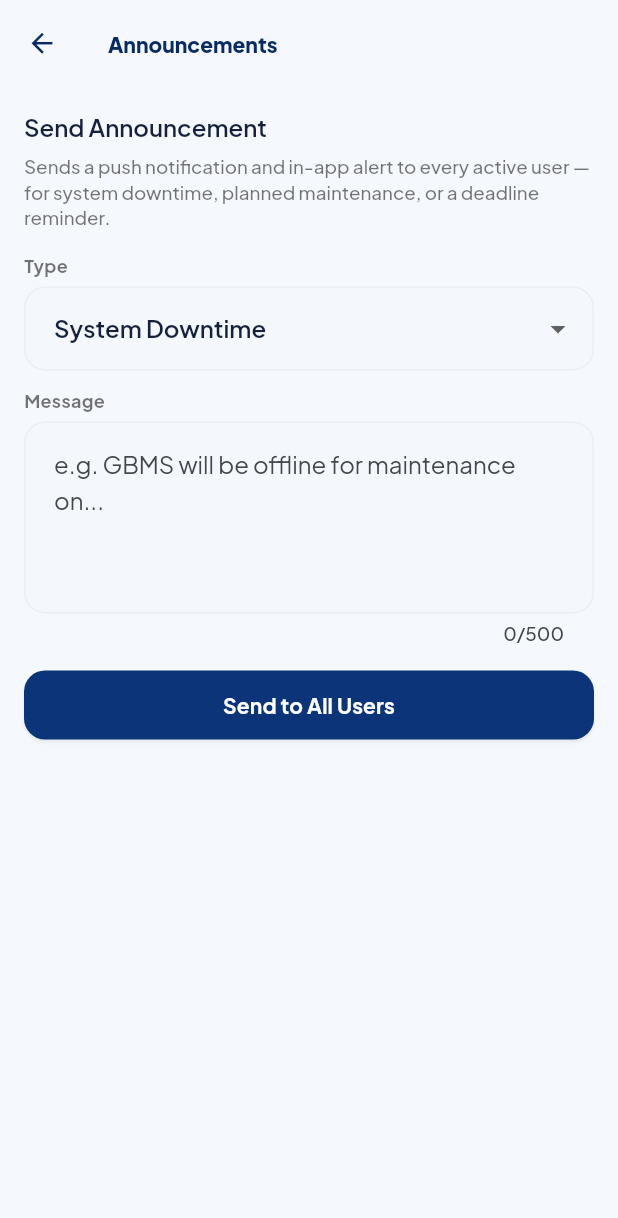
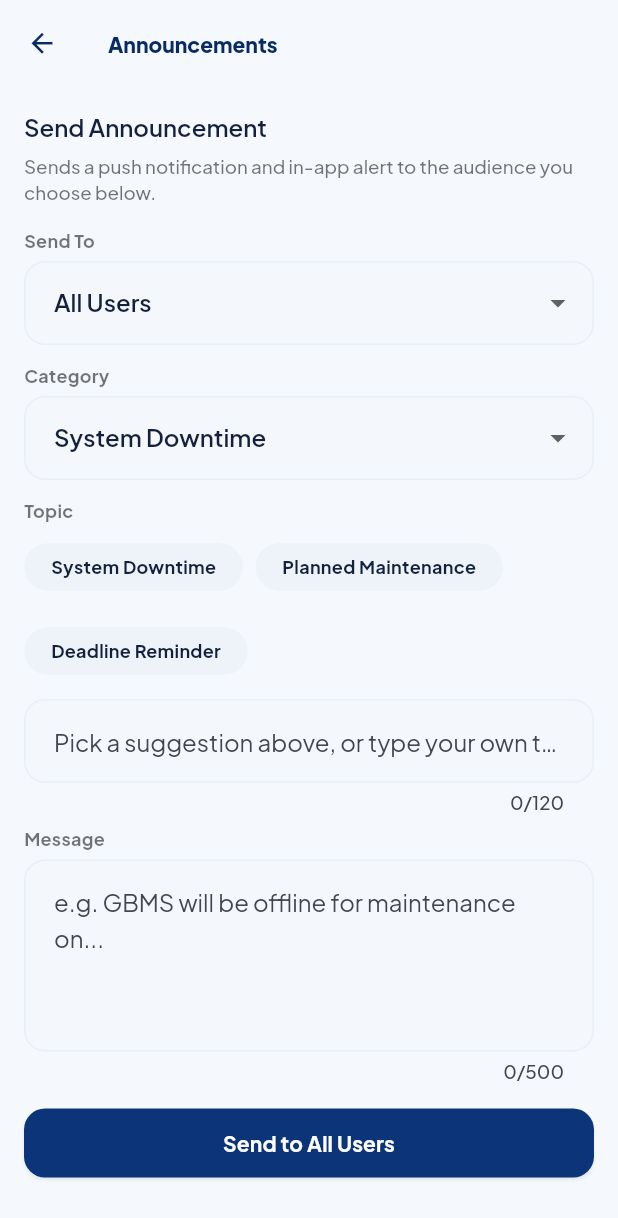
Before and after one commit to DjangoDaveGH/GBMSupport, a Flutter app: the AnnouncementsScreen screen opened directly, on a phone screen of 412 x 824 dp. Shown: the top 1218 px of the screen. Run offline on Flutter 3.47's test engine with Material 3 defaults, Android fonts, the phone set to English and light mode, and no system bars; our stand-ins replace cached_network_image, cloud_firestore, cloud_functions, connectivity_plus, file_picker, firebase_auth and 9 more; missing offline and left inert: app_badge_plus, dart:js_interop; accounts and stored records are empty.

Commit message:
Announcements: free-text topic + audience targeting (all/MDA/MMDA/staff)
The admin can now type or pick-a-preset-then-edit a topic for each
announcement (becomes the notification's headline and the push
notification's title, via a new optional AppNotification.title /
notifyUser({title}) — defaults to "Hyperion Support" for every other
caller, so ticket-lifecycle pushes are unaffected), and choose who receives
it: All Users, MDA Users, MMDA Users, or Staff (every support/admin role).

adminBroadcastNotification filters recipients in memory over the existing
isActive-only query rather than adding query clauses, so audience targeting
needs no new Firestore composite index.

Also rebuilds and republishes the downloadable Android APK (1.0.3+5 ->
1.0.4+6) and web build with this change, matching what's now live on
Firebase Hosting and in Cloud Functions.

Co-Authored-By: Claude Sonnet 5 <noreply@anthropic.com>

```diff
--- a/lib/features/admin/presentation/announcements_screen.dart
+++ b/lib/features/admin/presentation/announcements_screen.dart
@@ -4,7 +4,8 @@ import 'package:hyport/core/models/enums.dart';
 import 'package:hyport/core/theme/app_theme.dart';
 
 /// PFM Management sends a system-wide announcement (downtime / planned
-/// maintenance / deadline reminder) to every active user. Goes through the
+/// maintenance / deadline reminder) to a chosen audience (all users, MDA
+/// users only, MMDA users only, or internal staff). Goes through the
 /// `adminBroadcastNotification` Cloud Function rather than a client-side
 /// Firestore write — see functions/index.js: a single WriteBatch caps at
 /// 500 writes (well under the active user count), and only the Admin SDK
@@ -21,20 +22,45 @@ class AnnouncementsScreen extends StatefulWidget {
   State<AnnouncementsScreen> createState() => _AnnouncementsScreenState();
 }
 
+/// Recipient filter — see functions/index.js's matchesBroadcastAudience for
+/// the exact matching logic this maps onto server-side.
+enum _Audience { all, mda, mmda, staff }
+
+extension on _Audience {
+  String get wireValue => switch (this) {
+        _Audience.all => 'all',
+        _Audience.mda => 'mda',
+        _Audience.mmda => 'mmda',
+        _Audience.staff => 'staff',
+      };
+
+  String get label => switch (this) {
+        _Audience.all => 'All Users',
+        _Audience.mda => 'MDA Users',
+        _Audience.mmda => 'MMDA Users',
+        _Audience.staff => 'Staff (Support / Admin)',
+      };
+}
+
 class _AnnouncementsScreenState extends State<AnnouncementsScreen> {
+  final _topicController = TextEditingController();
   final _messageController = TextEditingController();
-  NotificationType _type = NotificationType.systemDowntime;
+  NotificationType _category = NotificationType.systemDowntime;
+  _Audience _audience = _Audience.all;
   bool _sending = false;
   String? _error;
   String? _success;
 
+  static const _topicPresets = ['System Downtime', 'Planned Maintenance', 'Deadline Reminder'];
+
   @override
   void dispose() {
+    _topicController.dispose();
     _messageController.dispose();
     super.dispose();
   }
 
-  String _labelFor(NotificationType type) => switch (type) {
+  String _categoryLabel(NotificationType type) => switch (type) {
         NotificationType.systemDowntime => 'System Downtime',
         NotificationType.maintenance => 'Planned Maintenance',
         NotificationType.deadlineReminder => 'Deadline Reminder',
@@ -42,12 +68,18 @@ class _AnnouncementsScreenState extends State<AnnouncementsScreen> {
       };
 
   Future<void> _confirmAndSend() async {
+    final topic = _topicController.text.trim();
     final message = _messageController.text.trim();
+    setState(() {
+      _error = null;
+      _success = null;
+    });
+    if (topic.isEmpty) {
+      setState(() => _error = 'Enter or choose a topic.');
+      return;
+    }
     if (message.isEmpty) {
-      setState(() {
-        _error = 'Enter a message to send.';
-        _success = null;
-      });
+      setState(() => _error = 'Enter a message to send.');
       return;
     }
 
@@ -56,12 +88,12 @@ class _AnnouncementsScreenState extends State<AnnouncementsScreen> {
       builder: (dialogContext) => AlertDialog(
         title: const Text('Send announcement?'),
         content: Text(
-          'This sends a push notification and in-app alert to every active user in the system — this can\'t be undone.\n\n'
-          '${_labelFor(_type)}: "$message"',
+          'This sends a push notification and in-app alert to ${_audience.label.toLowerCase()} — this can\'t be undone.\n\n'
+          '"$topic"\n$message',
         ),
         actions: [
           TextButton(onPressed: () => Navigator.of(dialogContext).pop(false), child: const Text('Cancel')),
-          FilledButton(onPressed: () => Navigator.of(dialogContext).pop(true), child: const Text('Send to Everyone')),
+          FilledButton(onPressed: () => Navigator.of(dialogContext).pop(true), child: const Text('Send')),
         ],
       ),
     );
@@ -78,12 +110,15 @@ class _AnnouncementsScreenState extends State<AnnouncementsScreen> {
         options: HttpsCallableOptions(timeout: const Duration(seconds: 300)),
       );
       final result = await callable.call({
-        'type': _type.wireValue,
+        'type': _category.wireValue,
+        'topic': topic,
         'message': message,
+        'audience': _audience.wireValue,
       });
       final sent = (result.data as Map)['sent'] as int? ?? 0;
       if (!mounted) return;
       setState(() => _success = 'Announcement sent to $sent user${sent == 1 ? '' : 's'}.');
+      _topicController.clear();
       _messageController.clear();
     } on FirebaseFunctionsException catch (e) {
       if (mounted) setState(() => _error = e.message ?? 'Could not send announcement (${e.code}).');
@@ -102,21 +137,51 @@ class _AnnouncementsScreenState extends State<AnnouncementsScreen> {
         Text('Send Announcement', style: Theme.of(context).textTheme.titleMedium),
         const SizedBox(height: 6),
         Text(
-          'Sends a push notification and in-app alert to every active user — for system downtime, planned maintenance, or a deadline reminder.',
+          'Sends a push notification and in-app alert to the audience you choose below.',
           style: Theme.of(context).textTheme.bodySmall?.copyWith(color: Colors.black54),
         ),
         const SizedBox(height: AppSpacing.lg),
-        Text('Type', style: Theme.of(context).textTheme.labelMedium?.copyWith(color: Colors.black54)),
+        Text('Send To', style: Theme.of(context).textTheme.labelMedium?.copyWith(color: Colors.black54)),
+        const SizedBox(height: 6),
+        DropdownButtonFormField<_Audience>(
+          initialValue: _audience,
+          items: [
+            for (final a in _Audience.values) DropdownMenuItem(value: a, child: Text(a.label)),
+          ],
+          onChanged: (v) => setState(() => _audience = v!),
+        ),
+        const SizedBox(height: AppSpacing.md),
+        Text('Category', style: Theme.of(context).textTheme.labelMedium?.copyWith(color: Colors.black54)),
         const SizedBox(height: 6),
         DropdownButtonFormField<NotificationType>(
-          initialValue: _type,
+          initialValue: _category,
           items: [
             for (final t in [NotificationType.systemDowntime, NotificationType.maintenance, NotificationType.deadlineReminder])
-              DropdownMenuItem(value: t, child: Text(_labelFor(t))),
+              DropdownMenuItem(value: t, child: Text(_categoryLabel(t))),
           ],
-          onChanged: (v) => setState(() => _type = v!),
+          onChanged: (v) => setState(() => _category = v!),
         ),
         const SizedBox(height: AppSpacing.md),
+        Text('Topic', style: Theme.of(context).textTheme.labelMedium?.copyWith(color: Colors.black54)),
+        const SizedBox(height: 6),
+        Wrap(
+          spacing: 8,
+          runSpacing: 8,
+          children: [
+            for (final preset in _topicPresets)
+              ActionChip(
+                label: Text(preset),
+                onPressed: () => setState(() => _topicController.text = preset),
+              ),
+          ],
+        ),
+        const SizedBox(height: 8),
+        TextField(
+          controller: _topicController,
+          maxLength: 120,
+          decoration: const InputDecoration(hintText: 'Pick a suggestion above, or type your own topic'),
+        ),
+        const SizedBox(height: AppSpacing.sm),
         Text('Message', style: Theme.of(context).textTheme.labelMedium?.copyWith(color: Colors.black54)),
         const SizedBox(height: 6),
         TextField(
@@ -138,7 +203,7 @@ class _AnnouncementsScreenState extends State<AnnouncementsScreen> {
           onPressed: _sending ? null : _confirmAndSend,
           child: _sending
               ? const SizedBox(height: 20, width: 20, child: CircularProgressIndicator(strokeWidth: 2, color: Colors.white))
-              : const Text('Send to All Users'),
+              : Text('Send to ${_audience.label}'),
         ),
       ],
     );
--- a/pubspec.yaml
+++ b/pubspec.yaml
@@ -16,7 +16,7 @@ publish_to: 'none' # Remove this line if you wish to publish to pub.dev
 # https://developer.apple.com/library/archive/documentation/General/Reference/InfoPlistKeyReference/Articles/CoreFoundationKeys.html
 # In Windows, build-name is used as the major, minor, and patch parts
 # of the product and file versions while build-number is used as the build suffix.
-version: 1.0.3+5
+version: 1.0.4+6
 
 environment:
   sdk: ^3.11.5
```
Also changed, not shown: lib/features/notifications/domain/app_notification.dart (+7 -0 lines), lib/features/notifications/presentation/notifications_screen.dart (+9 -0 lines), 1 other file.
